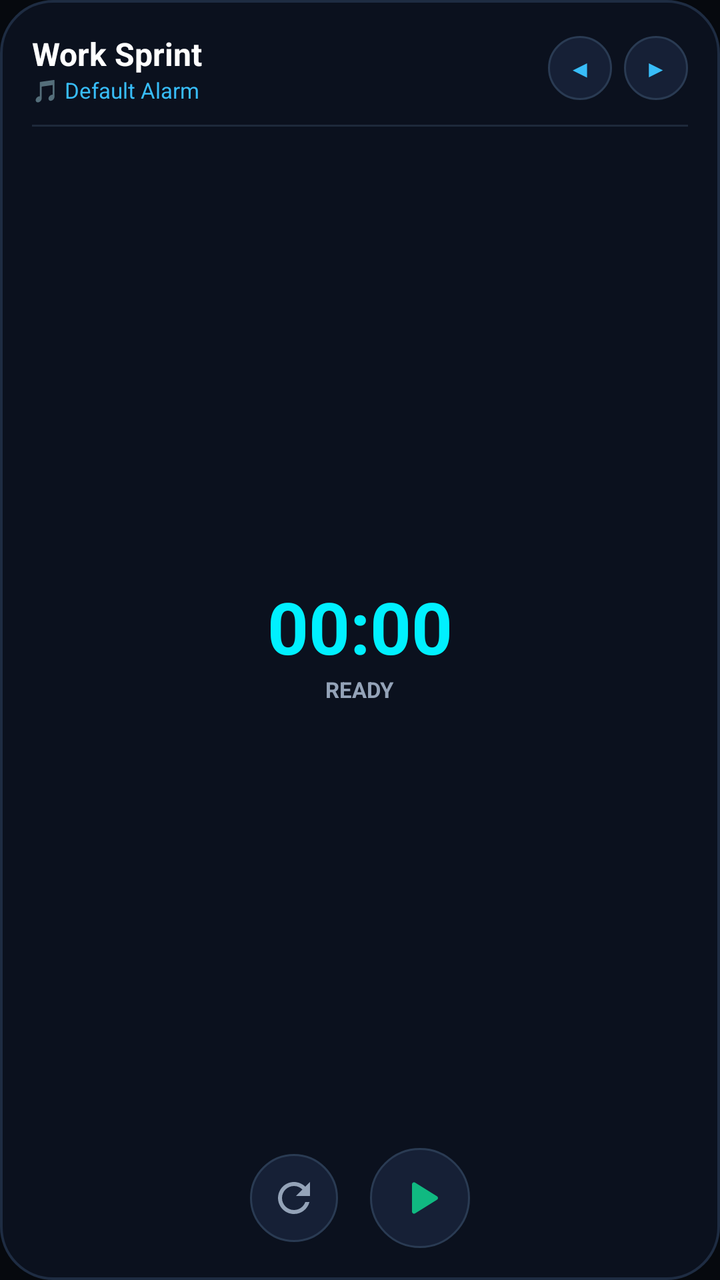
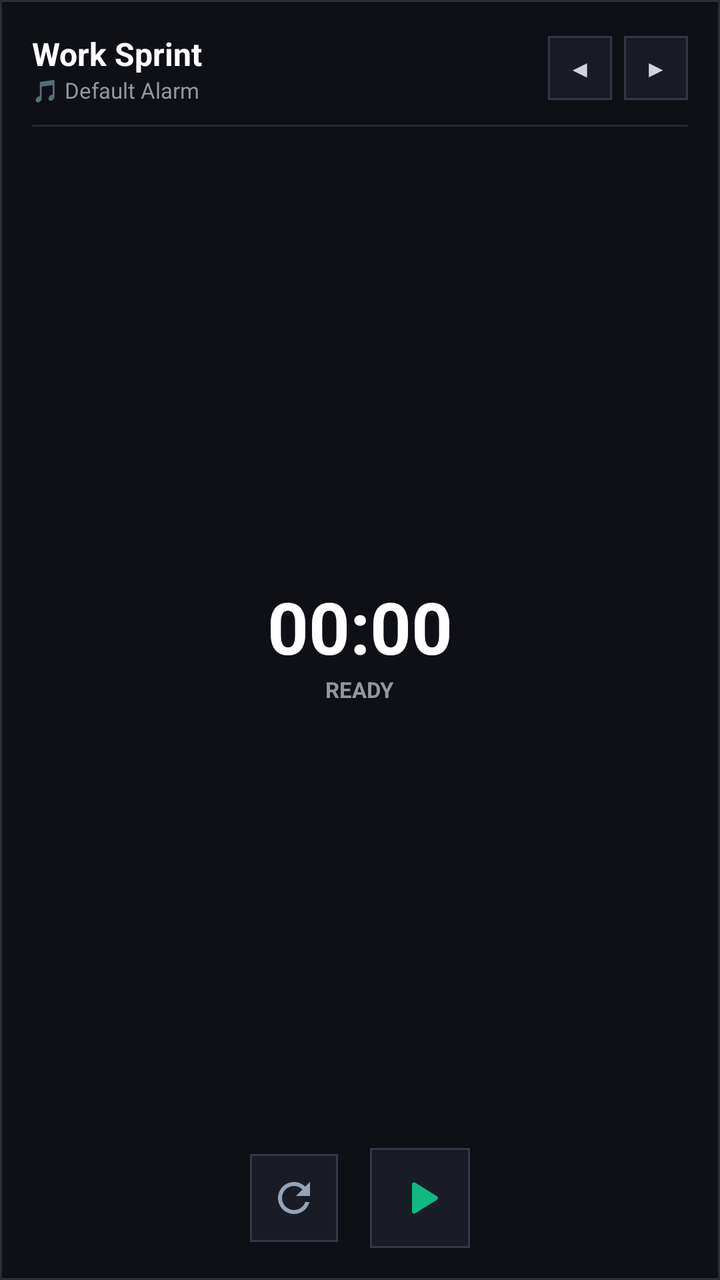

The first picture is an Android layout as it rendered before a commit; the second is the same layout after the commit. The layout source and the unified diff follow.
<!-- AndroidManifest.xml: application theme Theme.MultiTimer -->
<!-- res/layout/widget_single_timer.xml -->
<?xml version="1.0" encoding="utf-8"?>
<LinearLayout xmlns:android="http://schemas.android.com/apk/res/android"
    android:id="@+id/hero_widget_root"
    android:layout_width="match_parent"
    android:layout_height="match_parent"
    android:background="@drawable/widget_card_bg"
    android:orientation="vertical"
    android:padding="16dp">

    
    <LinearLayout
        android:layout_width="match_parent"
        android:layout_height="wrap_content"
        android:gravity="center_vertical"
        android:orientation="horizontal">

        <LinearLayout
            android:layout_width="0dp"
            android:layout_height="wrap_content"
            android:layout_weight="1"
            android:orientation="vertical">

            <TextView
                android:id="@+id/hero_timer_name"
                android:layout_width="wrap_content"
                android:layout_height="wrap_content"
                android:ellipsize="end"
                android:maxLines="1"
                android:text="Work Sprint"
                android:textColor="#FFFFFF"
                android:textSize="16sp"
                android:textStyle="bold" />

            <TextView
                android:id="@+id/hero_sound_name"
                android:layout_width="wrap_content"
                android:layout_height="wrap_content"
                android:text="🎵 Default Alarm"
                android:textColor="#38BDF8"
                android:textSize="11sp" />
        </LinearLayout>

        
        <TextView
            android:id="@+id/btn_hero_prev"
            android:layout_width="32dp"
            android:layout_height="32dp"
            android:background="@drawable/btn_action_bg"
            android:gravity="center"
            android:text="◀"
            android:textColor="#38BDF8"
            android:textSize="12sp"
            android:layout_marginEnd="6dp" />

        
        <TextView
            android:id="@+id/btn_hero_next"
            android:layout_width="32dp"
            android:layout_height="32dp"
            android:background="@drawable/btn_action_bg"
            android:gravity="center"
            android:text="▶"
            android:textColor="#38BDF8"
            android:textSize="12sp" />
    </LinearLayout>

    <FrameLayout
        android:layout_width="match_parent"
        android:layout_height="1dp"
        android:background="#1E293B"
        android:layout_marginTop="10dp"
        android:layout_marginBottom="12dp" />

    
    <LinearLayout
        android:layout_width="match_parent"
        android:layout_height="0dp"
        android:layout_weight="1"
        android:gravity="center"
        android:orientation="vertical">

        
        <Chronometer
            android:id="@+id/hero_chronometer"
            android:layout_width="wrap_content"
            android:layout_height="wrap_content"
            android:textColor="#00F0FF"
            android:textSize="36sp"
            android:textStyle="bold" />

        
        <TextView
            android:id="@+id/hero_timer_text"
            android:layout_width="wrap_content"
            android:layout_height="wrap_content"
            android:text="25:00"
            android:textColor="#00F0FF"
            android:textSize="36sp"
            android:textStyle="bold"
            android:visibility="gone" />

        <TextView
            android:id="@+id/hero_status_label"
            android:layout_width="wrap_content"
            android:layout_height="wrap_content"
            android:text="READY"
            android:textColor="#94A3B8"
            android:textSize="11sp"
            android:textStyle="bold" />
    </LinearLayout>

    
    <LinearLayout
        android:layout_width="match_parent"
        android:layout_height="wrap_content"
        android:gravity="center"
        android:orientation="horizontal"
        android:layout_marginTop="8dp">

        <ImageButton
            android:id="@+id/btn_hero_reset"
            android:layout_width="44dp"
            android:layout_height="44dp"
            android:background="@drawable/btn_action_bg"
            android:contentDescription="Reset"
            android:src="@drawable/ic_reset"
            android:layout_marginEnd="16dp" />

        <ImageButton
            android:id="@+id/btn_hero_play_pause"
            android:layout_width="50dp"
            android:layout_height="50dp"
            android:background="@drawable/btn_action_bg"
            android:contentDescription="Play or Pause"
            android:src="@drawable/ic_play" />
    </LinearLayout>

</LinearLayout>
<!-- resources referenced by this layout -->
<resources>
  <!-- drawable btn_action_bg (drawable) -->
  <?xml version="1.0" encoding="utf-8"?>
  <shape xmlns:android="http://schemas.android.com/apk/res/android"
      android:shape="oval">
      <solid android:color="#162036" />
      <stroke
          android:width="1dp"
          android:color="#2A3B53" />
      <size
          android:width="36dp"
          android:height="36dp" />
  </shape>
  <!-- drawable ic_play (drawable) -->
  <vector xmlns:android="http://schemas.android.com/apk/res/android"
      android:width="24dp"
      android:height="24dp"
      android:viewportWidth="24"
      android:viewportHeight="24">
      <path
          android:fillColor="#10B981"
          android:pathData="M8,5.14v13.72a1,1 0,0 0,1.52 0.86l11,-6.86a1,1 0,0 0,0 -1.72l-11,-6.86A1,1 0,0 0,8 5.14z"/>
  </vector>
  <!-- drawable ic_reset (drawable) -->
  <vector xmlns:android="http://schemas.android.com/apk/res/android"
      android:width="24dp"
      android:height="24dp"
      android:viewportWidth="24"
      android:viewportHeight="24">
      <path
          android:fillColor="#94A3B8"
          android:pathData="M17.65,6.35C16.2,4.9 14.21,4 12,4c-4.42,0 -7.99,3.58 -7.99,8s3.57,8 7.99,8c3.73,0 6.84,-2.55 7.73,-6h-2.08c-0.82,2.33 -3.04,4 -5.65,4 -3.31,0 -6,-2.69 -6,-6s2.69,-6 6,-6c1.66,0 3.14,0.69 4.22,1.78L13,11h7V4l-2.35,2.35z"/>
  </vector>
  <!-- drawable widget_card_bg (drawable) -->
  <shape xmlns:android="http://schemas.android.com/apk/res/android"
      android:shape="rectangle">
      <solid android:color="#0B111E" />
      <corners android:radius="26dp" />
      <stroke
          android:width="1.2dp"
          android:color="#1E2C42" />
  </shape>
  <style name="Theme.MultiTimer" parent="Theme.Material3.Dark.NoActionBar">
          <item name="colorPrimary">@color/primary</item>
          <item name="colorSecondary">@color/accent</item>
          <item name="android:statusBarColor">@color/bg_dark</item>
          <item name="android:windowBackground">@color/bg_dark</item>
      </style>
  <color name="primary">#38BDF8</color>
  <color name="accent">#10B981</color>
  <color name="bg_dark">#06090E</color>
</resources>

<!-- the commit's change to res/layout/widget_single_timer.xml (unified diff, before → after) -->
@@ -36,7 +36,7 @@
                 android:layout_width="wrap_content"
                 android:layout_height="wrap_content"
                 android:text="🎵 Default Alarm"
-                android:textColor="#38BDF8"
+                android:textColor="#9496A1"
                 android:textSize="11sp" />
         </LinearLayout>
 
@@ -48,7 +48,7 @@
             android:background="@drawable/btn_action_bg"
             android:gravity="center"
             android:text="◀"
-            android:textColor="#38BDF8"
+            android:textColor="#D1D5DB"
             android:textSize="12sp"
             android:layout_marginEnd="6dp" />
 
@@ -60,14 +60,14 @@
             android:background="@drawable/btn_action_bg"
             android:gravity="center"
             android:text="▶"
-            android:textColor="#38BDF8"
+            android:textColor="#D1D5DB"
             android:textSize="12sp" />
     </LinearLayout>
 
     <FrameLayout
         android:layout_width="match_parent"
         android:layout_height="1dp"
-        android:background="#1E293B"
+        android:background="#242632"
         android:layout_marginTop="10dp"
         android:layout_marginBottom="12dp" />
 
@@ -84,7 +84,7 @@
             android:id="@+id/hero_chronometer"
             android:layout_width="wrap_content"
             android:layout_height="wrap_content"
-            android:textColor="#00F0FF"
+            android:textColor="#FFFFFF"
             android:textSize="36sp"
             android:textStyle="bold" />
 
@@ -94,7 +94,7 @@
             android:layout_width="wrap_content"
             android:layout_height="wrap_content"
             android:text="25:00"
-            android:textColor="#00F0FF"
+            android:textColor="#FFFFFF"
             android:textSize="36sp"
             android:textStyle="bold"
             android:visibility="gone" />
@@ -104,7 +104,7 @@
             android:layout_width="wrap_content"
             android:layout_height="wrap_content"
             android:text="READY"
-            android:textColor="#94A3B8"
+            android:textColor="#9496A1"
             android:textSize="11sp"
             android:textStyle="bold" />
     </LinearLayout>
<!-- resource entries referenced after the edit -->
@@ -3,11 +3,12 @@
   <!-- drawable btn_action_bg (drawable) -->
   <?xml version="1.0" encoding="utf-8"?>
   <shape xmlns:android="http://schemas.android.com/apk/res/android"
-      android:shape="oval">
-      <solid android:color="#162036" />
+      android:shape="rectangle">
+      <solid android:color="#1A1C25" />
+      <corners android:radius="0dp" />
       <stroke
           android:width="1dp"
-          android:color="#2A3B53" />
+          android:color="#34384A" />
       <size
           android:width="36dp"
           android:height="36dp" />
@@ -35,11 +36,11 @@
   <!-- drawable widget_card_bg (drawable) -->
   <shape xmlns:android="http://schemas.android.com/apk/res/android"
       android:shape="rectangle">
-      <solid android:color="#0B111E" />
-      <corners android:radius="26dp" />
+      <solid android:color="#0F1016" />
+      <corners android:radius="0dp" />
       <stroke
-          android:width="1.2dp"
-          android:color="#1E2C42" />
+          android:width="1dp"
+          android:color="#2A2D3C" />
   </shape>
   <style name="Theme.MultiTimer" parent="Theme.Material3.Dark.NoActionBar">
           <item name="colorPrimary">@color/primary</item>
@@ -47,8 +48,8 @@
           <item name="android:statusBarColor">@color/bg_dark</item>
           <item name="android:windowBackground">@color/bg_dark</item>
       </style>
-  <color name="primary">#38BDF8</color>
-  <color name="accent">#10B981</color>
-  <color name="bg_dark">#06090E</color>
+  <color name="primary">#6B8FA3</color>
+  <color name="accent">#638573</color>
+  <color name="bg_dark">#090A0D</color>
 </resources>
 
